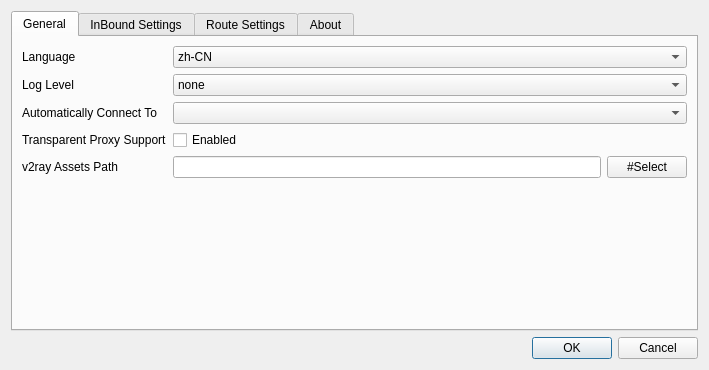
Before: the Qt Designer form src/ui/w_PrefrencesWindow.ui in darsvador/qvssr, drawn with Qt 5.
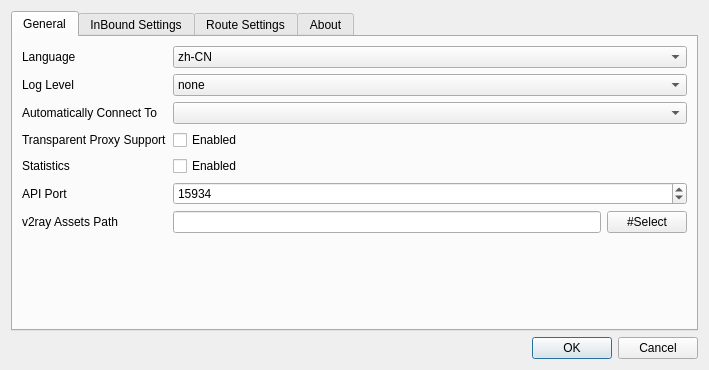
After: the same form once the commit is applied. Icons and pictures are not drawn.

Commit message: Added connection statistics. (#84)

Patch:
```diff
--- a/src/ui/w_PrefrencesWindow.ui
+++ b/src/ui/w_PrefrencesWindow.ui
@@ -141,14 +141,14 @@
          </property>
         </widget>
        </item>
-       <item row="4" column="0">
+       <item row="6" column="0">
         <widget class="QLabel" name="label_15">
          <property name="text">
           <string>v2ray Assets Path</string>
          </property>
         </widget>
        </item>
-       <item row="4" column="1">
+       <item row="6" column="1">
         <layout class="QHBoxLayout" name="horizontalLayout_5">
          <item>
           <widget class="QLineEdit" name="vCoreAssetsPathTxt"/>
@@ -162,6 +162,40 @@
          </item>
         </layout>
        </item>
+       <item row="4" column="0">
+        <widget class="QLabel" name="label_5">
+         <property name="text">
+          <string>Statistics</string>
+         </property>
+        </widget>
+       </item>
+       <item row="4" column="1">
+        <widget class="QCheckBox" name="statsCheckbox">
+         <property name="text">
+          <string>Enabled</string>
+         </property>
+        </widget>
+       </item>
+       <item row="5" column="0">
+        <widget class="QLabel" name="label_8">
+         <property name="text">
+          <string>API Port</string>
+         </property>
+        </widget>
+       </item>
+       <item row="5" column="1">
+        <widget class="QSpinBox" name="statsPortBox">
+         <property name="minimum">
+          <number>1024</number>
+         </property>
+         <property name="maximum">
+          <number>65535</number>
+         </property>
+         <property name="value">
+          <number>15934</number>
+         </property>
+        </widget>
+       </item>
       </layout>
      </widget>
      <widget class="QWidget" name="tab_3">
```
The commit also changes 37 other files.
